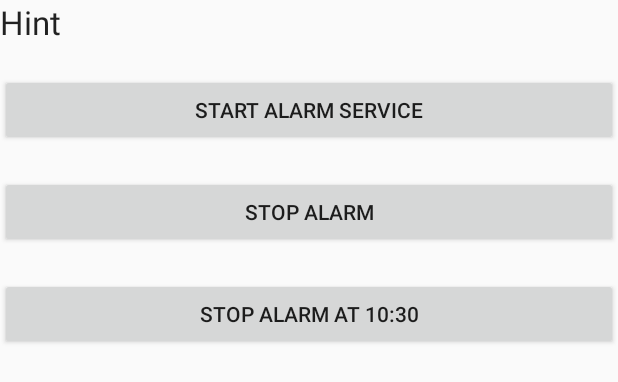
After one commit to mkamals1989/TestingPro, an Android app: the layout activity_alarm_manager1.xml on its own in the app's theme, with its tools: preview values and no code run, on a phone screen of 412 x 824 dp. The commit adds this screen. Shown: the top 382 px of the screen. Run offline under Robolectric (Android 15) with nearby library versions, the phone set to English and light mode, and no system bars.

Commit message:
Alarm Manager

```diff
--- a/app/src/main/AndroidManifest.xml
+++ b/app/src/main/AndroidManifest.xml
@@ -35,6 +35,8 @@
         <activity android:name=".concepts.ServiceSample" />
         <activity android:name=".handler.MainActivity" />
         <activity android:name=".alarmmanager.MainActivity" />
+        <activity android:name=".alarmmanager.DummyActivity"
+            android:theme="@style/AlarmDialogTheme"/>
 
         <service android:name=".services.MyServiceSample" />
         <service android:name=".services.MyIntentServiceSample" />
--- /dev/null
+++ b/app/src/main/res/layout/activity_alarm_manager1.xml
@@ -0,0 +1,40 @@
+<RelativeLayout xmlns:android="http://schemas.android.com/apk/res/android"
+    xmlns:tools="http://schemas.android.com/tools"
+    android:layout_width="match_parent"
+    android:layout_height="match_parent">
+
+    <TextView
+        android:id="@+id/textView"
+        android:layout_width="wrap_content"
+        android:layout_height="wrap_content"
+        android:layout_marginBottom="20dp"
+        android:text="Hint"
+        android:textAppearance="?android:attr/textAppearanceLarge" />
+
+    <Button
+        android:id="@+id/startAlarm"
+        android:layout_width="match_parent"
+        android:layout_height="wrap_content"
+        android:layout_alignParentLeft="true"
+        android:layout_alignParentStart="true"
+        android:layout_below="@+id/textView"
+        android:layout_marginBottom="20dp"
+        android:text="Start Alarm Service" />
+
+    <Button
+        android:id="@+id/stopAlarm"
+        android:layout_width="match_parent"
+        android:layout_height="wrap_content"
+        android:layout_below="@+id/startAlarm"
+        android:layout_marginBottom="20dp"
+        android:text="Stop Alarm" />
+
+
+    <Button
+        android:id="@+id/stopAlarmAt10"
+        android:layout_width="match_parent"
+        android:layout_height="wrap_content"
+        android:layout_below="@+id/stopAlarm"
+        android:text="Stop Alarm at 10:30" />
+
+</RelativeLayout>
--- a/app/src/main/res/values/styles.xml
+++ b/app/src/main/res/values/styles.xml
@@ -8,4 +8,13 @@
         <item name="colorAccent">@color/colorAccent</item>
     </style>
 
+    <style name="AlarmDialogTheme" parent="Theme.AppCompat.Dialog">
+        <item name="android:windowIsTranslucent">true</item>
+        <item name="android:windowBackground">@android:color/transparent</item>
+        <item name="android:windowContentOverlay">@null</item>
+        <item name="android:windowNoTitle">true</item>
+        <item name="android:windowIsFloating">true</item>
+        <item name="android:backgroundDimEnabled">false</item>
+    </style>
+
 </resources>
```
Also changed, not shown: app/src/main/java/com/example/jeesan_2/testingpro/alarmmanager/AlarmReceiver.java (added, +56 -0 lines), app/src/main/java/com/example/jeesan_2/testingpro/alarmmanager/DummyActivity.java (added, +41 -0 lines), app/src/main/java/com/example/jeesan_2/testingpro/alarmmanager/MainActivity1.java (added, +89 -0 lines), app/src/main/res/layout/activity_service_sample.xml (added, +31 -0 lines), app/src/main/res/layout/dialog_layout_alarm.xml (added, +24 -0 lines).
